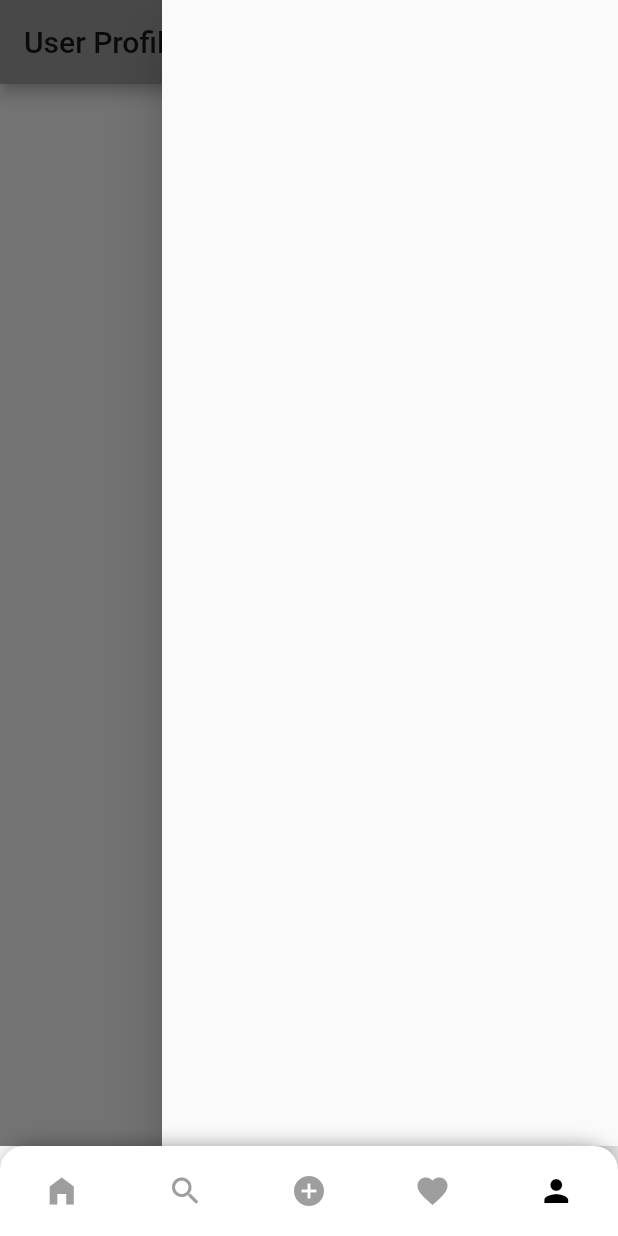
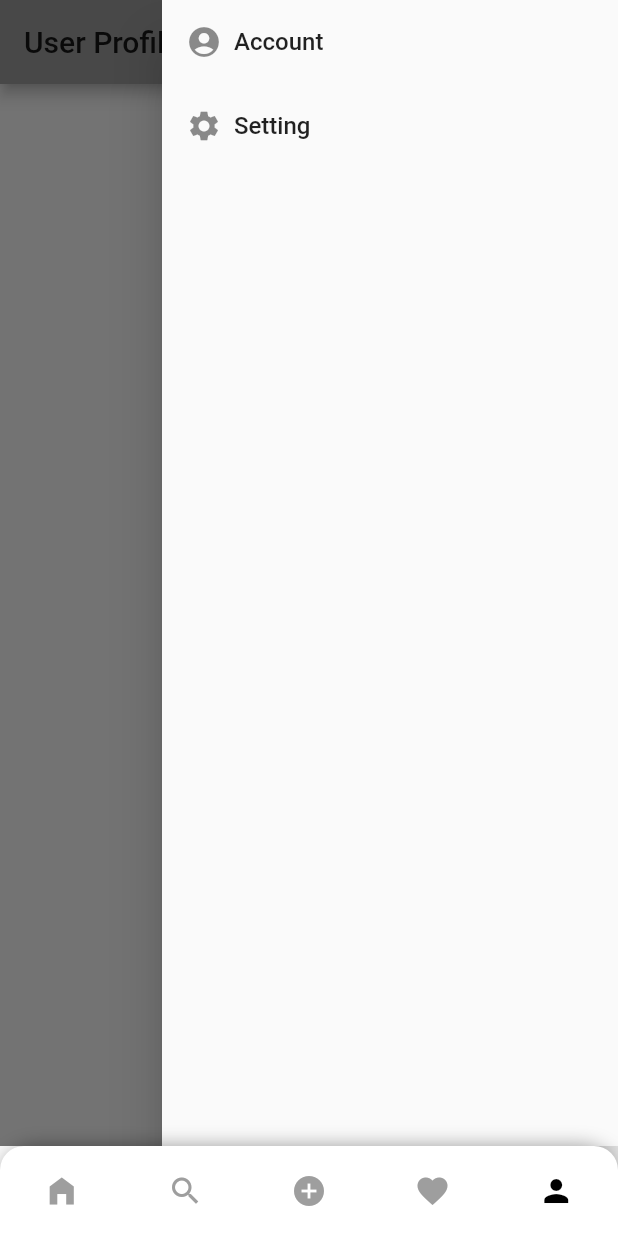
Before and after one commit to pmalaquias/instagram_clone, a Flutter app: the screen it shows after launch, item 5 of the bottom bar chosen, with the side drawer open, on a phone screen of 412 x 824 dp. Run offline on Flutter 3.47's test engine with Material 2 defaults, Android fonts, the phone set to English and light mode, and no system bars; our stand-ins replace google_fonts, image_picker; network calls fail.

Commit message:
adding items to the drawer

```diff
--- a/lib/profile.dart
+++ b/lib/profile.dart
@@ -8,7 +8,6 @@ class ProfileScreen extends StatefulWidget {
 }
 
 class _ProfileScreenState extends State<ProfileScreen> {
-
   @override
   Widget build(BuildContext context) {
     return Scaffold(
@@ -17,11 +16,45 @@ class _ProfileScreenState extends State<ProfileScreen> {
       ),
       endDrawer: Drawer(
         child: ListView(
-
+          children: [
+            ListTile(
+              onTap: (){},
+              title: Row(
+                children: [
+                  Icon(Icons.account_circle),
+                  SizedBox(
+                    width: 8,
+                  ),
+                  Text(
+                    'Account',
+                    style: TextStyle(
+                      fontSize: 16,
+                    ),
+                  ),
+                ],
+              ),
+            ),
+            ListTile(
+              onTap: (){},
+              title: Row(
+                children: [
+                  Icon(Icons.settings),
+                  SizedBox(
+                    width: 8,
+                  ),
+                  Text(
+                    'Setting',
+                    style: TextStyle(
+                      fontSize: 16,
+                    ),
+                  ),
+                ],
+              ),
+            ),
+          ],
         ),
       ),
-      body: Container(
-      ),
+      body: Container(),
       //drawer: Drawer() ,
     );
   }
```
